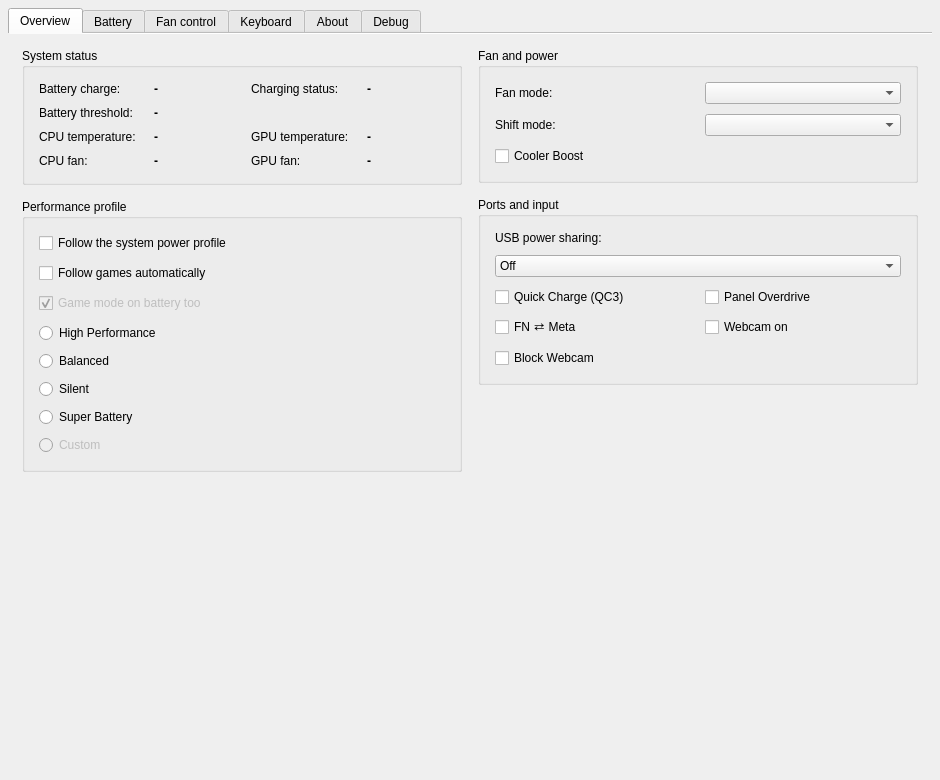
Before: the Qt Designer form src/mainwindow.ui in gouwschristo/MControlCenter, drawn with Qt 5.
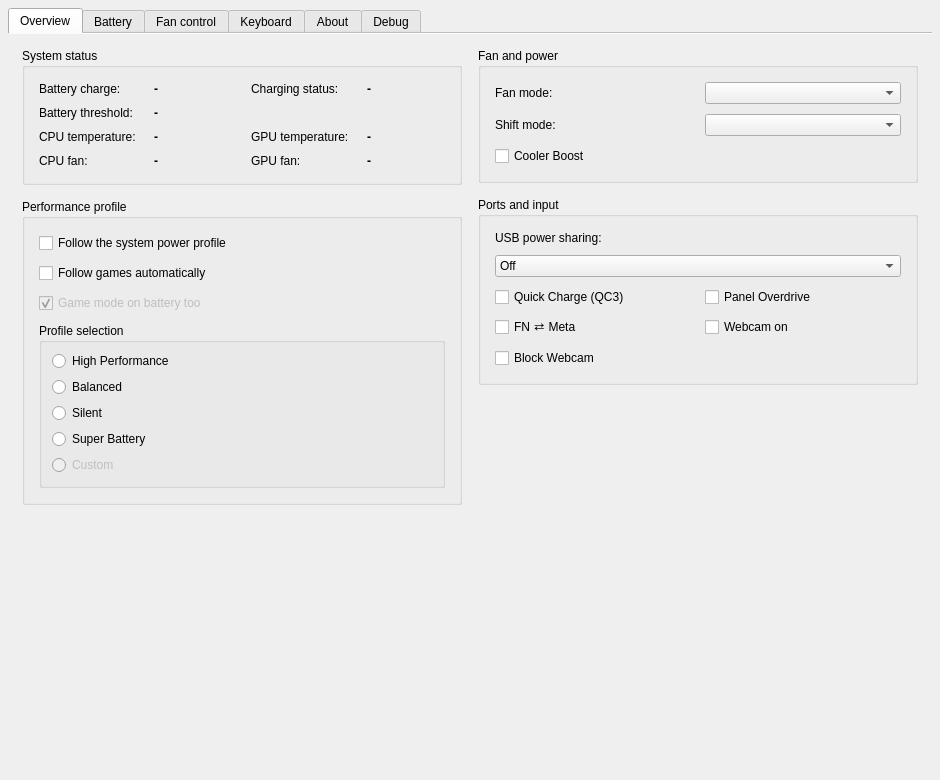
After: the same form once the commit is applied. Icons and pictures are not drawn.

Commit message: ng: put the profile radios in their own labelled group

```diff
--- a/src/mainwindow.ui
+++ b/src/mainwindow.ui
@@ -387,25 +387,31 @@
                   </widget>
                  </item>
                  <item>
-                  <widget class="QWidget" name="modeFormWidget" native="true">
+                  <widget class="QGroupBox" name="modeFormWidget">
+                   <property name="title">
+                    <string>Profile selection</string>
+                   </property>
+                   <property name="toolTip">
+                    <string>Pick a profile manually. A profile sets the shift mode, fan mode and super-battery flag together; the automatic options above can override it while they are active.</string>
+                   </property>
                    <layout class="QGridLayout" name="modeFormLayout">
                     <property name="leftMargin">
-                     <number>0</number>
+                     <number>10</number>
                     </property>
                     <property name="topMargin">
-                     <number>0</number>
+                     <number>8</number>
                     </property>
                     <property name="rightMargin">
-                     <number>0</number>
+                     <number>10</number>
                     </property>
                     <property name="bottomMargin">
-                     <number>0</number>
+                     <number>10</number>
                     </property>
                     <property name="horizontalSpacing">
-                     <number>18</number>
+                     <number>8</number>
                     </property>
                     <property name="verticalSpacing">
-                     <number>8</number>
+                     <number>6</number>
                     </property>
                     <item row="0" column="0">
                      <widget class="QRadioButton" name="highPerformanceModeRadioButton">
```
